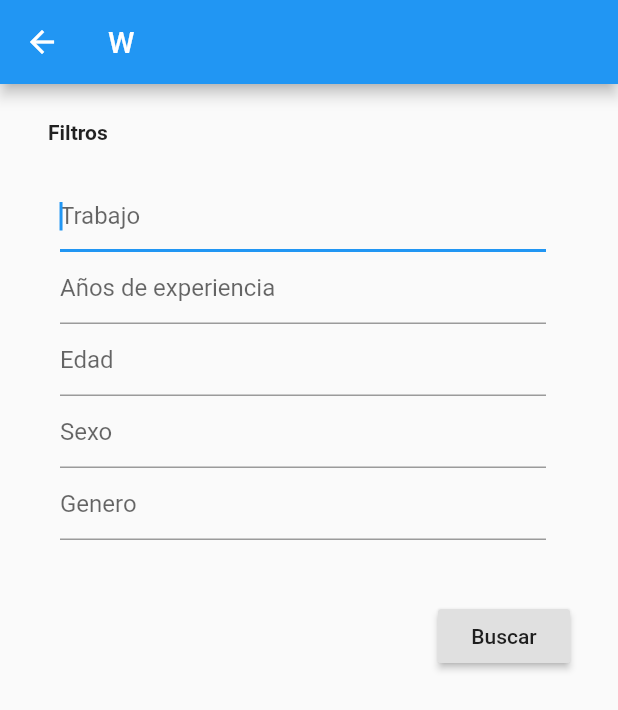
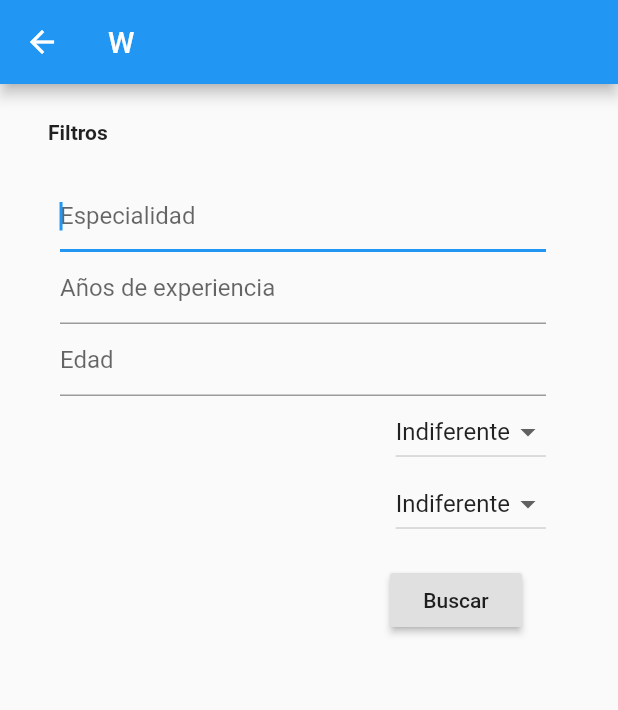
Before and after one commit to EmmanuelMess/WorKeenApp, a Flutter app: the screen it shows after launch, after a tap on "SOY EMPRESA", on a phone screen of 412 x 824 dp. Shown: the top 710 px of the screen. Run offline on Flutter 3.47's test engine with Material 2 defaults, Android fonts, the phone set to English and light mode, and no system bars.

Commit message:
Fixed filter

```diff
--- a/lib/business.dart
+++ /dev/null
@@ -1,105 +0,0 @@
-import 'package:flutter/material.dart';
-import 'package:workeen/business_search.dart';
-
-class BusinessFilterPeopleScreen extends StatelessWidget {
-  Widget _showFilter(BuildContext context) {
-    List<FocusNode> foucuses = [FocusNode(), FocusNode(), FocusNode(), FocusNode()];
-
-    return Container(
-      padding: EdgeInsets.fromLTRB(24, 24, 32, 24),
-      child: Form(child:Column(
-        children: [
-          TextFormField(
-            decoration: InputDecoration(hintText: 'Trabajo'),
-            autofocus: true,
-            textInputAction: TextInputAction.next,
-            onEditingComplete: () {
-              FocusScope.of(context).requestFocus(foucuses[0]);
-            },
-          ),
-          TextFormField(
-            focusNode: foucuses[0],
-            decoration: InputDecoration(hintText: 'Años de experiencia'),
-            textInputAction: TextInputAction.next,
-            onEditingComplete: () {
-              FocusScope.of(context).requestFocus(foucuses[1]);
-            },
-          ),
-          TextFormField(
-            focusNode: foucuses[1],
-            decoration: InputDecoration(hintText: 'Edad'),
-            textInputAction: TextInputAction.next,
-            onEditingComplete: () {
-              FocusScope.of(context).requestFocus(foucuses[2]);
-            },
-          ),
-          TextFormField(
-            focusNode: foucuses[2],
-            decoration: InputDecoration(hintText: 'Sexo'),
-            textInputAction: TextInputAction.next,
-            onEditingComplete: () {
-              FocusScope.of(context).requestFocus(foucuses[3]);
-            },
-          ),
-          TextFormField(
-            focusNode: foucuses[3],
-            decoration: InputDecoration(hintText: 'Genero'),
-            textInputAction: TextInputAction.done,
-          ),
-        ],
-      )),
-    );
-  }
-
-  @override
-  Widget build(BuildContext context) {
-    // This method is rerun every time setState is called, for instance as done
-    // by the _incrementCounter method above.
-    //
-    // The Flutter framework has been optimized to make rerunning build methods
-    // fast, so that you can just rebuild anything that needs updating rather
-    // than having to individually change instances of widgets.
-    return Scaffold(
-      appBar: AppBar(
-        // Here we take the value from the MyHomePage object that was created by
-        // the App.build method, and use it to set our appbar title.
-        title: Text("W"),
-      ),
-      body: Container(
-        padding: EdgeInsets.only(left: 16, right: 16),
-        child: SingleChildScrollView(child: Column(
-          mainAxisAlignment: MainAxisAlignment.spaceEvenly,
-          crossAxisAlignment: CrossAxisAlignment.start,
-          children: [
-            Container(
-              padding: EdgeInsets.only(left: 16, top: 24, right: 16),
-              child: Text(
-                "Filtros",
-                style: TextStyle(
-                  fontWeight: FontWeight.bold,
-                ),
-              )
-            ),
-            _showFilter(context),
-            Container(
-              alignment: Alignment.centerRight,
-              padding: EdgeInsets.all(16),
-              child: RaisedButton(
-                child: Text('Buscar'),
-                onPressed: () {
-                  Navigator.pushNamed(
-                    context,
-                    BusinessSearchPeopleScreen.routeName,
-                    arguments: PersonFilter(
-                      "Escritor",
-                    )
-                  );
-                },
-              ),
-            ),
-          ],
-        )),
-      ),
-    );
-  }
-}
--- /dev/null
+++ b/lib/business_filter.dart
@@ -0,0 +1,174 @@
+import 'package:flutter/material.dart';
+import 'package:flutter/services.dart';
+import 'package:workeen/business_search.dart';
+
+class BusinessFilterPeopleScreen extends StatefulWidget {
+  BusinessFilterPeopleScreen({Key key, this.title}) : super(key: key);
+
+  static const String routeName = "/buisnessFilter";
+
+  final String title;
+
+  @override
+  _BusinessFilterPeopleState createState() => new _BusinessFilterPeopleState();
+}
+
+class _BusinessFilterPeopleState extends State<BusinessFilterPeopleScreen> {
+  final List<String> _sexes = ['Indiferente', 'Hombre', 'Mujer'];
+  final _formKey = GlobalKey<FormState>();
+
+  FocusNode specialtyFocusNode;
+  FocusNode expirienceFocusNode;
+  FocusNode ageFocusNode;
+  FocusNode sexFocusNode;
+  FocusNode genderFocusNode;
+
+  final specialtyController = TextEditingController();
+  final expirienceController = TextEditingController();
+  final ageController = TextEditingController();
+
+  int _selectedSex = 0;
+  int _selectedGender = 0;
+
+  @override
+  void initState() {
+    super.initState();
+
+    specialtyFocusNode = FocusNode();
+    expirienceFocusNode = FocusNode();
+    ageFocusNode = FocusNode();
+    sexFocusNode = FocusNode();
+    genderFocusNode = FocusNode();
+  }
+
+  @override
+  void dispose() {
+    specialtyFocusNode.dispose();
+    expirienceFocusNode.dispose();
+    ageFocusNode.dispose();
+    sexFocusNode.dispose();
+    genderFocusNode.dispose();
+
+    specialtyController.dispose();
+    expirienceController.dispose();
+    ageController.dispose();
+
+    super.dispose();
+  }
+
+  Widget _showFilter(BuildContext context) {
+    return Container(
+      padding: EdgeInsets.fromLTRB(24, 24, 32, 24),
+      child: Form(
+        key: _formKey,
+        child: Column(
+          crossAxisAlignment: CrossAxisAlignment.end,
+          children: [
+            TextFormField(
+              focusNode: specialtyFocusNode,
+              autofocus: true,
+              decoration: InputDecoration(hintText: 'Especialidad'),
+              controller: specialtyController,
+              validator: (value) {
+                if (value.isEmpty) {
+                  return 'Ingrese una especialidad';
+                }
+                return null;
+              },
+              textInputAction: TextInputAction.next,
+              onEditingComplete: () => FocusScope.of(context).requestFocus(expirienceFocusNode),
+            ),
+            TextFormField(
+              focusNode: expirienceFocusNode,
+              decoration: InputDecoration(hintText: 'Años de experiencia'),
+              keyboardType: TextInputType.number,
+              inputFormatters: [WhitelistingTextInputFormatter.digitsOnly],
+              controller: expirienceController,
+              textInputAction: TextInputAction.next,
+              onEditingComplete: () => FocusScope.of(context).requestFocus(ageFocusNode),
+            ),
+            TextFormField(
+              focusNode: ageFocusNode,
+              decoration: InputDecoration(hintText: 'Edad'),
+              keyboardType: TextInputType.number,
+              inputFormatters: [WhitelistingTextInputFormatter.digitsOnly],
+              controller: ageController,
+              textInputAction: TextInputAction.next,
+              onEditingComplete: () {
+                setState(() {
+                  FocusScope.of(context).requestFocus(sexFocusNode);
+                  _selectedSex = _selectedSex;
+                });
+              },
+            ),
+            DropdownButton<int>(
+              value: _selectedSex,
+              items: List.generate(_sexes.length, (int i) {
+                return DropdownMenuItem(
+                  value: i,
+                  child: new Text(_sexes[i]),
+                );
+              }),
+              onChanged: (elem) => setState(() => _selectedSex = elem),
+            ),
+            DropdownButton<int>(
+              value: _selectedGender,
+              items: List.generate(['Indiferente'].length, (int i) {
+                return DropdownMenuItem(
+                  value: i,
+                  child: new Text(['Indiferente'][i]),
+                );
+              }),
+              onChanged: (elem) => setState(() => _selectedGender = elem),
+            ),
+            Padding(
+              padding: EdgeInsets.all(16),
+              child: RaisedButton(
+                child: Text('Buscar'),
+                onPressed: () {
+                  if (_formKey.currentState.validate()) {
+                    Navigator.pushNamed(
+                        context,
+                        BusinessSearchPeopleScreen.routeName,
+                        arguments: PersonFilter(
+                          specialtyController.text,
+                        )
+                    );
+                  }
+                },
+              ),
+            ),
+          ],
+        ),
+      ),
+    );
+  }
+
+  @override
+  Widget build(BuildContext context) {
+    return Scaffold(
+      appBar: AppBar(
+        title: Text("W"),
+      ),
+      body: Container(
+        padding: EdgeInsets.only(left: 16, right: 16),
+        child: SingleChildScrollView(child: Column(
+          mainAxisAlignment: MainAxisAlignment.spaceEvenly,
+          crossAxisAlignment: CrossAxisAlignment.start,
+          children: [
+            Container(
+              padding: EdgeInsets.only(left: 16, top: 24, right: 16),
+              child: Text(
+                "Filtros",
+                style: TextStyle(
+                  fontWeight: FontWeight.bold,
+                ),
+              )
+            ),
+            _showFilter(context),
+          ],
+        )),
+      ),
+    );
+  }
+}
--- a/lib/main.dart
+++ b/lib/main.dart
@@ -1,5 +1,5 @@
 import 'package:flutter/material.dart';
-import 'package:workeen/business.dart';
+import 'package:workeen/business_filter.dart';
 
 import 'business_search.dart';
 
@@ -15,6 +15,7 @@ class MyApp extends StatelessWidget {
         primarySwatch: Colors.blue,
       ),
       routes: {
+        BusinessFilterPeopleScreen.routeName: (context) => BusinessFilterPeopleScreen(),
         BusinessSearchPeopleScreen.routeName: (context) => BusinessSearchPeopleScreen(),
       },
       home: IntroPage(title: 'Pagina principal'),
@@ -66,10 +67,7 @@ class _IntroPageState extends State<IntroPage> {
                 RaisedButton(
                   child: Text("SOY EMPRESA"),
                   onPressed: () {
-                    Navigator.push(
-                      context,
-                      MaterialPageRoute(builder: (context) => BusinessFilterPeopleScreen()),
-                    );
+                    Navigator.pushNamed(context, BusinessFilterPeopleScreen.routeName);
                   },
                 ),
                 RaisedButton(
```
